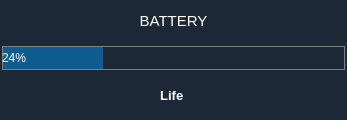
First picture: the form in app/coreaction/wbattery.ui, repository rahmanshaber/corebox, before the edit.
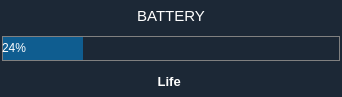
Second picture: the form after the edit.

Patch:
```diff
--- a/app/coreaction/wbattery.ui
+++ b/app/coreaction/wbattery.ui
@@ -9,8 +9,8 @@
    <rect>
     <x>0</x>
     <y>0</y>
-    <width>347</width>
-    <height>120</height>
+    <width>342</width>
+    <height>97</height>
    </rect>
   </property>
   <property name="minimumSize">
@@ -19,9 +19,39 @@
     <height>97</height>
    </size>
   </property>
+  <property name="maximumSize">
+   <size>
+    <width>347</width>
+    <height>120</height>
+   </size>
+  </property>
   <property name="windowTitle">
    <string>Form</string>
   </property>
+  <property name="autoFillBackground">
+   <bool>false</bool>
+  </property>
+  <property name="styleSheet">
+   <string notr="true"/>
+  </property>
+  <layout class="QVBoxLayout" name="verticalLayout_2">
+   <property name="spacing">
+    <number>0</number>
+   </property>
+   <property name="leftMargin">
+    <number>0</number>
+   </property>
+   <property name="topMargin">
+    <number>0</number>
+   </property>
+   <property name="rightMargin">
+    <number>0</number>
+   </property>
+   <property name="bottomMargin">
+    <number>0</number>
+   </property>
+   <item>
+    <widget class="QFrame" name="Widget">
   <property name="styleSheet">
    <string notr="true">QWidget {
 background-color: #1C2836;
@@ -29,23 +59,26 @@
 }</string>
   </property>
   <layout class="QVBoxLayout" name="verticalLayout">
-   <property name="spacing">
-    <number>5</number>
-   </property>
    <property name="leftMargin">
     <number>2</number>
    </property>
    <property name="topMargin">
-    <number>0</number>
+       <number>2</number>
    </property>
    <property name="rightMargin">
     <number>2</number>
    </property>
    <property name="bottomMargin">
-    <number>5</number>
+       <number>2</number>
    </property>
    <item>
     <widget class="QLabel" name="label_7">
+        <property name="maximumSize">
+         <size>
+          <width>343</width>
+          <height>40</height>
+         </size>
+        </property>
      <property name="font">
       <font>
        <pointsize>11</pointsize>
@@ -61,6 +94,12 @@
    </item>
    <item>
     <widget class="QProgressBar" name="batteryProg">
+        <property name="maximumSize">
+         <size>
+          <width>343</width>
+          <height>25</height>
+         </size>
+        </property>
      <property name="toolTip">
       <string>Current bettery level</string>
      </property>
@@ -88,6 +127,12 @@
    </item>
    <item>
     <widget class="QLabel" name="batteryStatus">
+        <property name="maximumSize">
+         <size>
+          <width>343</width>
+          <height>40</height>
+         </size>
+        </property>
      <property name="font">
       <font>
        <pointsize>10</pointsize>
@@ -107,6 +152,9 @@
      <property name="textInteractionFlags">
       <set>Qt::NoTextInteraction</set>
      </property>
+       </widget>
+      </item>
+     </layout>
     </widget>
    </item>
   </layout>
```
Left out of the diff: 5 changed lines with no effect on the pictures. Lines whose indentation alone changed are shown as unchanged.
